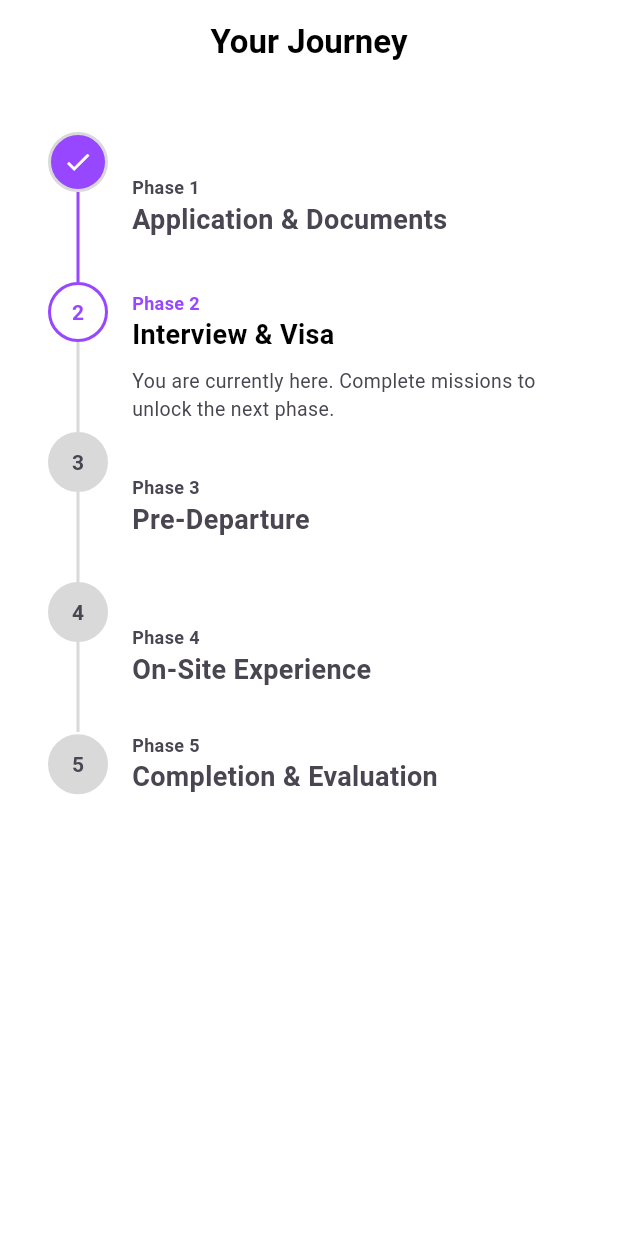
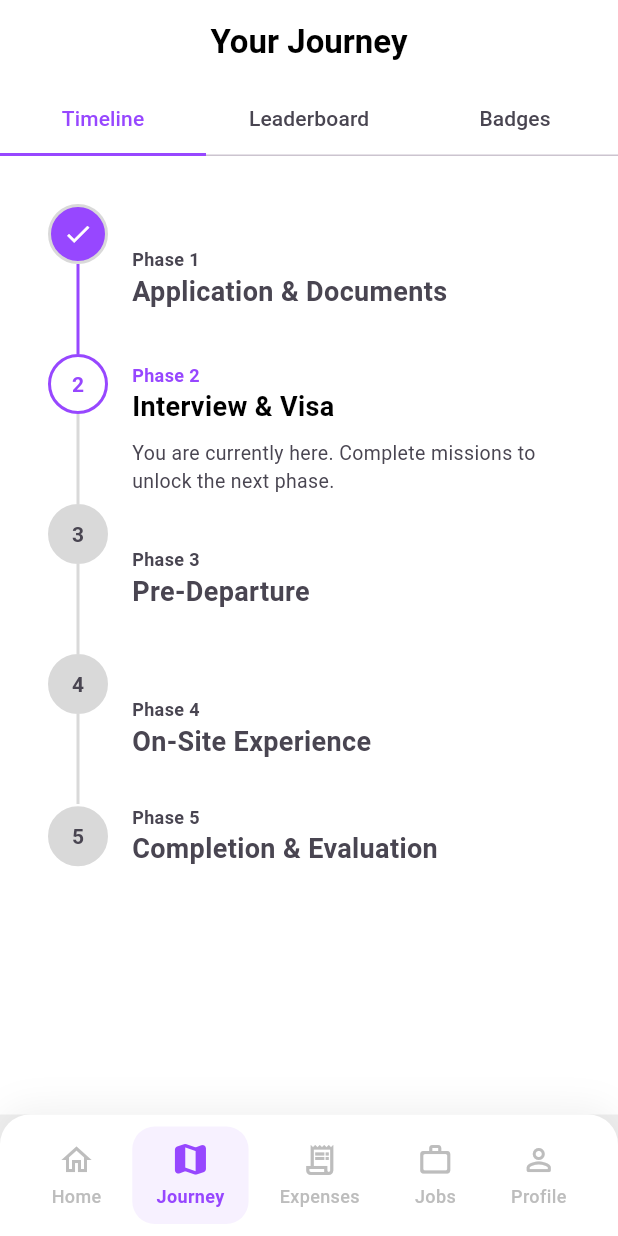
Before and after one commit to parada3456/wat_project-frontend, a Flutter app: the JourneyTimelinePage screen opened by its route, on a phone screen of 412 x 824 dp. Run offline on Flutter 3.47's test engine with Material 3 defaults, Android fonts, the phone set to English and light mode, and no system bars; our stand-ins replace dartz, dio, equatable, flutter_bloc, flutter_secure_storage, freezed_annotation and 5 more; accounts and stored records are empty; generated files the repository leaves out were written again; network calls fail.

Commit message:
add nav bar and tab

```diff
--- a/wat_project_frontend/lib/presentation/journey_gamification/screens/journey_timeline_page.dart
+++ b/wat_project_frontend/lib/presentation/journey_gamification/screens/journey_timeline_page.dart
@@ -1,5 +1,7 @@
 import 'package:flutter/material.dart';
 import 'package:wat_project_frontend/presentation/journey_gamification/widgets/phase_node_widget.dart';
+import 'package:wat_project_frontend/presentation/journey_gamification/widgets/leaderboard_row.dart';
+import 'package:wat_project_frontend/presentation/journey_gamification/widgets/badge_grid_tile.dart';
 import 'package:wat_project_frontend/utils/theme_constants.dart';
 
 class JourneyTimelinePage extends StatelessWidget {
@@ -7,7 +9,9 @@ class JourneyTimelinePage extends StatelessWidget {
 
   @override
   Widget build(BuildContext context) {
-    return Scaffold(
+    return DefaultTabController(
+      length: 3,
+      child: Scaffold(
         backgroundColor: AppColors.background,
         appBar: AppBar(
           backgroundColor: AppColors.background,
@@ -19,37 +23,116 @@ class JourneyTimelinePage extends StatelessWidget {
               fontWeight: FontWeight.w700,
             ),
           ),
+          bottom: const TabBar(
+            labelColor: AppColors.primary,
+            unselectedLabelColor: AppColors.textSecondary,
+            indicatorColor: AppColors.primary,
+            indicatorSize: TabBarIndicatorSize.tab,
+            tabs: [
+              Tab(text: 'Timeline'),
+              Tab(text: 'Leaderboard'),
+              Tab(text: 'Badges'),
+            ],
+          ),
         ),
         body: SafeArea(
-        child: SingleChildScrollView(
-          padding: const EdgeInsets.all(AppDimension.space32),
-          child: Column(
+          child: TabBarView(
             children: [
-              const PhaseNodeWidget(
-                phaseNumber: 1,
-                title: 'Application & Documents',
-                isCompleted: true,
-              ),
-              const PhaseNodeWidget(
-                phaseNumber: 2,
-                title: 'Interview & Visa',
-                isActive: true,
-              ),
-              const PhaseNodeWidget(phaseNumber: 3, title: 'Pre-Departure'),
-              const PhaseNodeWidget(
-                phaseNumber: 4,
-                title: 'On-Site Experience',
-              ),
-              const PhaseNodeWidget(
-                phaseNumber: 5,
-                title: 'Completion & Evaluation',
-                isLast: true,
-              ),
-              const SizedBox(height: AppDimension.space50),
+              _buildTimelineTab(),
+              _buildLeaderboardTab(),
+              _buildBadgesTab(),
             ],
           ),
         ),
       ),
     );
   }
+
+  Widget _buildTimelineTab() {
+    return SingleChildScrollView(
+      padding: const EdgeInsets.all(AppDimension.space32),
+      child: Column(
+        children: const [
+          PhaseNodeWidget(
+            phaseNumber: 1,
+            title: 'Application & Documents',
+            isCompleted: true,
+          ),
+          PhaseNodeWidget(
+            phaseNumber: 2,
+            title: 'Interview & Visa',
+            isActive: true,
+          ),
+          PhaseNodeWidget(phaseNumber: 3, title: 'Pre-Departure'),
+          PhaseNodeWidget(
+            phaseNumber: 4,
+            title: 'On-Site Experience',
+          ),
+          PhaseNodeWidget(
+            phaseNumber: 5,
+            title: 'Completion & Evaluation',
+            isLast: true,
+          ),
+          SizedBox(height: AppDimension.space50),
+        ],
+      ),
+    );
   }
+
+  Widget _buildLeaderboardTab() {
+    return ListView.separated(
+      padding: const EdgeInsets.all(AppDimension.space16),
+      itemCount: 10,
+      separatorBuilder: (context, index) =>
+          const SizedBox(height: AppDimension.space8),
+      itemBuilder: (context, index) {
+        return LeaderboardRow(
+          rank: index + 1,
+          name: index == 2 ? 'You (John Doe)' : 'Student ${index + 1}',
+          points: 5000 - (index * 200),
+          isCurrentUser: index == 2,
+        );
+      },
+    );
+  }
+
+  Widget _buildBadgesTab() {
+    return GridView.builder(
+      padding: const EdgeInsets.all(AppDimension.space16),
+      gridDelegate: const SliverGridDelegateWithFixedCrossAxisCount(
+        crossAxisCount: 2,
+        mainAxisSpacing: AppDimension.space16,
+        crossAxisSpacing: AppDimension.space16,
+        childAspectRatio: 1.0,
+      ),
+      itemCount: 8,
+      itemBuilder: (context, index) {
+        final titles = [
+          'Early Bird',
+          'Visa Pro',
+          'First Friend',
+          'Debt Free',
+          'Workaholic',
+          'Explorer',
+          'Top Scorer',
+          'Program Completer',
+        ];
+        final icons = [
+          Icons.wb_sunny_outlined,
+          Icons.description_outlined,
+          Icons.group_add_outlined,
+          Icons.account_balance_wallet_outlined,
+          Icons.work_outline,
+          Icons.explore_outlined,
+          Icons.emoji_events_outlined,
+          Icons.workspace_premium_outlined,
+        ];
+        return BadgeGridTile(
+          title: titles[index],
+          icon: icons[index],
+          isEarned: index < 3,
+        );
+      },
+    );
+  }
+}
--- a/wat_project_frontend/lib/presentation/navigation/screens/main_shell_page.dart
+++ b/wat_project_frontend/lib/presentation/navigation/screens/main_shell_page.dart
@@ -13,12 +13,14 @@ class MainShellPage extends StatelessWidget {
     final String location = GoRouterState.of(context).matchedLocation;
     int currentIndex = 0;
 
-    if (location.startsWith('/expenses')) {
+    if (location.startsWith('/journey')) {
       currentIndex = 1;
+    } else if (location.startsWith('/expenses')) {
+      currentIndex = 2;
     } else if (location.startsWith('/jobs')) {
-      currentIndex = 2;
+      currentIndex = 3;
     } else if (location.startsWith('/profile')) {
-      currentIndex = 3;
+      currentIndex = 4;
     }
 
     return Scaffold(
@@ -33,12 +35,15 @@ class MainShellPage extends StatelessWidget {
               context.go('/home');
               break;
             case 1:
+              context.go('/journey');
+              break;
+            case 2:
               context.go('/expenses');
               break;
-            case 2:
+            case 3:
               context.go('/jobs');
               break;
-            case 3:
+            case 4:
               context.go('/profile');
               break;
           }
--- a/wat_project_frontend/lib/presentation/navigation/widgets/custom_bottom_nav_bar.dart
+++ b/wat_project_frontend/lib/presentation/navigation/widgets/custom_bottom_nav_bar.dart
@@ -48,20 +48,27 @@ class CustomBottomNavBar extends StatelessWidget {
               _buildNavItem(
                 context: context,
                 index: 1,
+                icon: Icons.map_outlined,
+                activeIcon: Icons.map_rounded,
+                label: 'Journey',
+              ),
+              _buildNavItem(
+                context: context,
+                index: 2,
                 icon: Icons.receipt_long_outlined,
                 activeIcon: Icons.receipt_long_rounded,
                 label: 'Expenses',
               ),
               _buildNavItem(
                 context: context,
-                index: 2,
+                index: 3,
                 icon: Icons.work_outline_rounded,
                 activeIcon: Icons.work_rounded,
                 label: 'Jobs',
               ),
               _buildNavItem(
                 context: context,
-                index: 3,
+                index: 4,
                 icon: Icons.person_outline_rounded,
                 activeIcon: Icons.person_rounded,
                 label: 'Profile',
```
Also changed, not shown: wat_project_frontend/lib/routes/app_router.dart (+4 -4 lines), 1 other file. Lines whose indentation alone changed are shown as unchanged.
